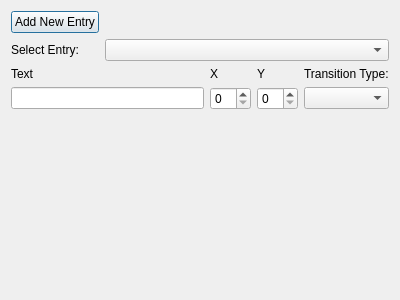
The window that editor/scenes/tab_text.ui (protoman/rockbot) describes before a commit, drawn with Qt 5.
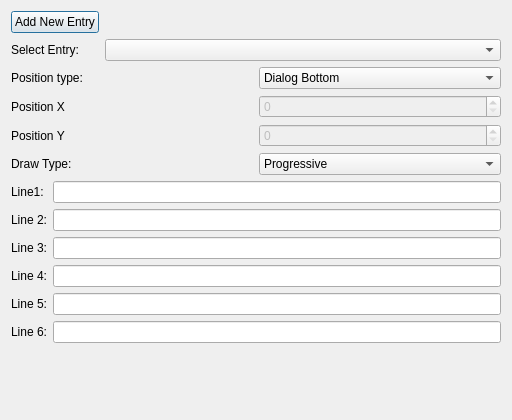
The same window after the commit.

Diff of the .ui file:
```diff
--- a/editor/scenes/tab_text.ui
+++ b/editor/scenes/tab_text.ui
@@ -6,8 +6,8 @@
    <rect>
     <x>0</x>
     <y>0</y>
-    <width>400</width>
-    <height>300</height>
+    <width>512</width>
+    <height>420</height>
    </rect>
   </property>
   <property name="windowTitle">
@@ -56,45 +56,162 @@
      <property name="topMargin">
       <number>0</number>
      </property>
-     <item row="0" column="1">
+     <item row="3" column="0">
+      <widget class="QLabel" name="label_5">
+       <property name="text">
+        <string>Draw Type:</string>
+       </property>
+      </widget>
+     </item>
+     <item row="1" column="0">
       <widget class="QLabel" name="label_2">
        <property name="text">
-        <string>X</string>
+        <string>Position X</string>
        </property>
       </widget>
      </item>
      <item row="0" column="0">
-      <widget class="QLabel" name="label">
+      <widget class="QLabel" name="label_11">
        <property name="text">
-        <string>Text</string>
+        <string>Position type:</string>
        </property>
       </widget>
      </item>
-     <item row="1" column="0">
-      <widget class="QLineEdit" name="text_lineEdit"/>
+     <item row="1" column="1">
+      <widget class="QSpinBox" name="textX_spinBox">
+       <property name="enabled">
+        <bool>false</bool>
+       </property>
+      </widget>
      </item>
-     <item row="0" column="2">
+     <item row="2" column="0">
       <widget class="QLabel" name="label_3">
        <property name="text">
-        <string>Y</string>
+        <string>Position Y</string>
        </property>
       </widget>
      </item>
-     <item row="1" column="2">
-      <widget class="QSpinBox" name="textY_spinBox"/>
+     <item row="2" column="1">
+      <widget class="QSpinBox" name="textY_spinBox">
+       <property name="enabled">
+        <bool>false</bool>
+       </property>
+      </widget>
+     </item>
+     <item row="3" column="1">
+      <widget class="QComboBox" name="transitionType_comboBox">
+       <item>
+        <property name="text">
+         <string>Progressive</string>
+        </property>
+       </item>
+       <item>
+        <property name="text">
+         <string>Instant</string>
+        </property>
+       </item>
+      </widget>
+     </item>
+     <item row="0" column="1">
+      <widget class="QComboBox" name="positionType">
+       <item>
+        <property name="text">
+         <string>Dialog Bottom</string>
+        </property>
+       </item>
+       <item>
+        <property name="text">
+         <string>Dialog Top</string>
+        </property>
+       </item>
+       <item>
+        <property name="text">
+         <string>Centered</string>
+        </property>
+       </item>
+       <item>
+        <property name="text">
+         <string>Center X</string>
+        </property>
+       </item>
+       <item>
+        <property name="text">
+         <string>Center Y</string>
+        </property>
+       </item>
+       <item>
+        <property name="text">
+         <string>User Defined</string>
+        </property>
+       </item>
+      </widget>
+     </item>
+    </layout>
+   </item>
+   <item>
+    <layout class="QGridLayout" name="gridLayout_3">
+     <property name="topMargin">
+      <number>0</number>
+     </property>
+     <item row="3" column="0">
+      <widget class="QLabel" name="label_8">
+       <property name="text">
+        <string>Line 4:</string>
+       </property>
+      </widget>
+     </item>
+     <item row="0" column="0">
+      <widget class="QLabel" name="label">
+       <property name="text">
+        <string>Line1: </string>
+       </property>
+      </widget>
+     </item>
+     <item row="5" column="0">
+      <widget class="QLabel" name="label_10">
+       <property name="text">
+        <string>Line 6:</string>
+       </property>
+      </widget>
+     </item>
+     <item row="1" column="0">
+      <widget class="QLabel" name="label_6">
+       <property name="text">
+        <string>Line 2:</string>
+       </property>
+      </widget>
+     </item>
+     <item row="4" column="0">
+      <widget class="QLabel" name="label_9">
+       <property name="text">
+        <string>Line 5:</string>
+       </property>
+      </widget>
+     </item>
+     <item row="2" column="0">
+      <widget class="QLabel" name="label_7">
+       <property name="text">
+        <string>Line 3:</string>
+       </property>
+      </widget>
+     </item>
+     <item row="0" column="1">
+      <widget class="QLineEdit" name="lineEdit1"/>
      </item>
      <item row="1" column="1">
-      <widget class="QSpinBox" name="textX_spinBox"/>
+      <widget class="QLineEdit" name="lineEdit2"/>
      </item>
-     <item row="0" column="3">
-      <widget class="QLabel" name="label_5">
-       <property name="text">
-        <string>Transition Type:</string>
-       </property>
-      </widget>
+     <item row="2" column="1">
+      <widget class="QLineEdit" name="lineEdit3"/>
      </item>
-     <item row="1" column="3">
-      <widget class="QComboBox" name="transitionType_comboBox"/>
+     <item row="3" column="1">
+      <widget class="QLineEdit" name="lineEdit4"/>
+     </item>
+     <item row="4" column="1">
+      <widget class="QLineEdit" name="lineEdit5"/>
+     </item>
+     <item row="5" column="1">
+      <widget class="QLineEdit" name="lineEdit6"/>
      </item>
     </layout>
    </item>
```
Left out of the diff: 2 changed lines with no effect on the pictures.
